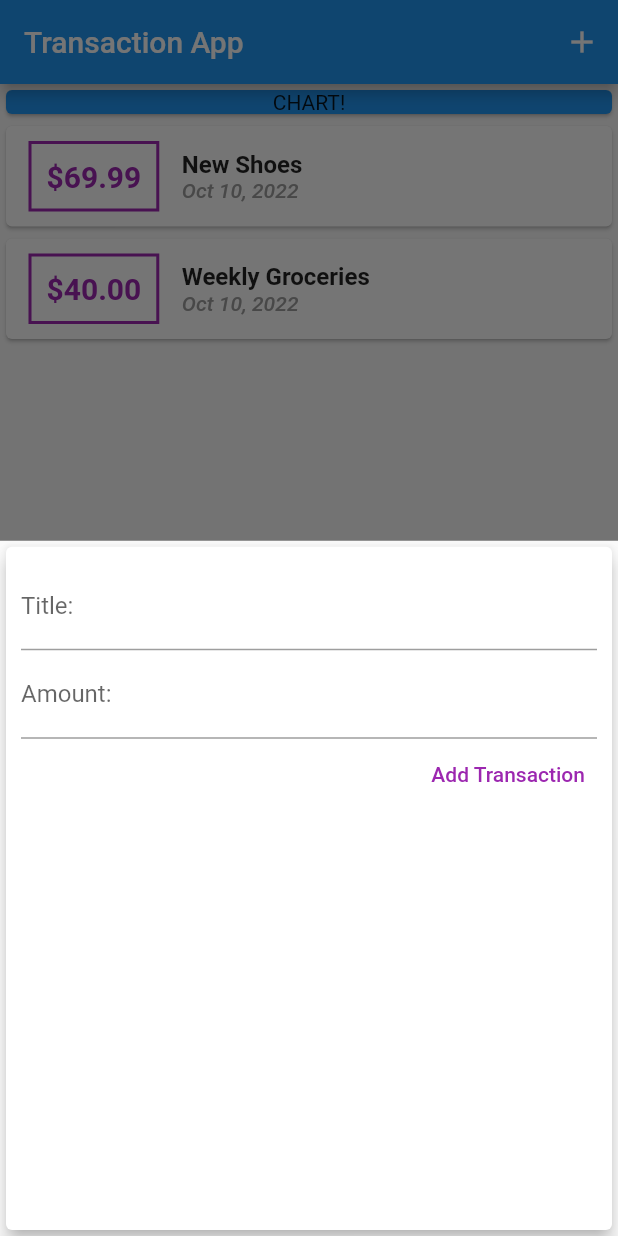
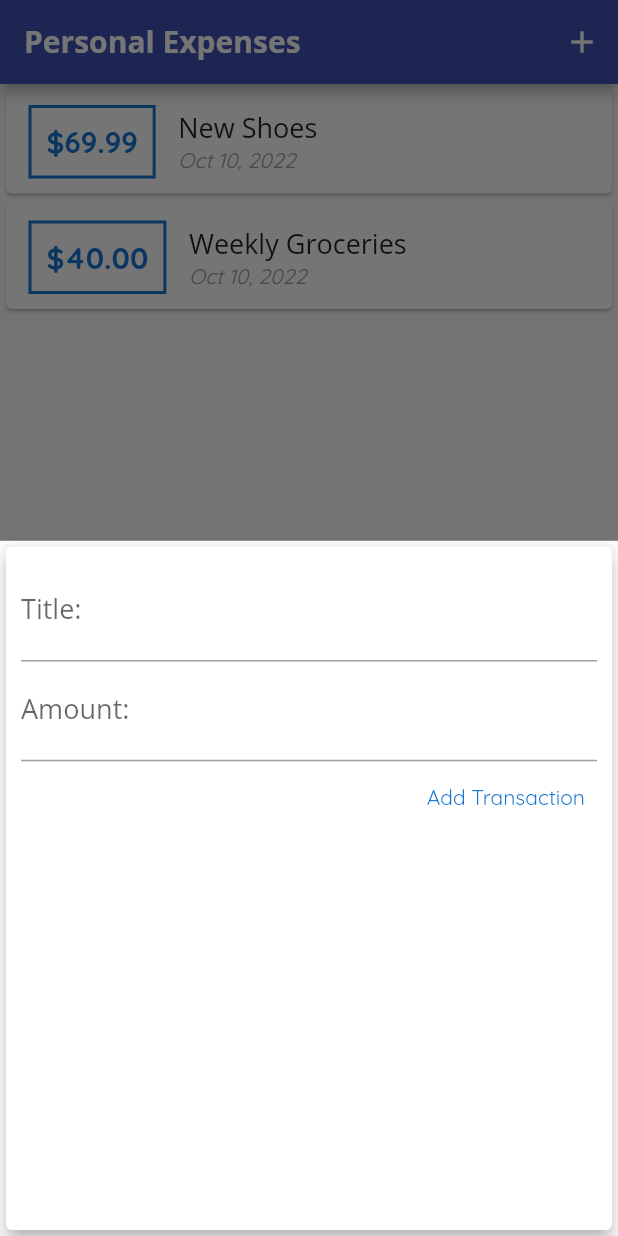
Before and after one commit to kpirabaharan/Flutter, a Flutter app: the screen it shows after launch, after a tap on the "add" icon, on a phone screen of 412 x 824 dp. Run offline on Flutter 3.47's test engine with Material 2 defaults, Android fonts, the phone set to English and light mode, and no system bars.

Commit message:
Section 4 - Widgets: Themes Added

```diff
--- a/section_4_widgets/lib/main.dart
+++ b/section_4_widgets/lib/main.dart
@@ -10,7 +10,24 @@
   @override
   Widget build(BuildContext context) {
     return MaterialApp(
-      title: 'Flutter App',
+      title: 'Personal Expenses',
+      theme: ThemeData(
+          colorScheme: ColorScheme.fromSwatch(
+            primarySwatch: Colors.indigo,
+          ).copyWith(
+            secondary: Colors.redAccent,
+          ),
+          fontFamily: 'Quicksand',
+          textTheme: TextTheme(
+              titleMedium: TextStyle(
+            fontFamily: 'Opensans',
+            fontSize: 18,
+          )),
+          appBarTheme: AppBarTheme(
+              titleTextStyle: TextStyle(
+                  fontFamily: 'Opensans',
+                  fontSize: 20,
+                  fontWeight: FontWeight.bold))),
       home: MyHomePage(),
     );
   }
@@ -57,7 +74,7 @@
   Widget build(BuildContext context) {
     return Scaffold(
       appBar: AppBar(
-        title: Text('Transaction App'),
+        title: Text('Personal Expenses'),
         actions: [
           IconButton(
               onPressed: () => _startAddNewTransaction(context),
@@ -69,16 +86,16 @@
           // mainAxisAlignment: MainAxisAlignment.spaceAround,
           crossAxisAlignment: CrossAxisAlignment.stretch,
           children: [
-            Container(
-              width: double.infinity,
-              child: Card(
-                color: Colors.blue,
-                child: Text(
-                  'CHART!',
-                  textAlign: TextAlign.center,
-                ),
-              ),
-            ),
+            // Container(
+            //   width: double.infinity,
+            //   child: Card(
+            //     color: Theme.of(context).cardColor,
+            //     child: Text(
+            //       'CHART!',
+            //       textAlign: TextAlign.center,
+            //     ),
+            //   ),
+            // ),
             TransactionList(_userTransactions)
           ],
         ),
--- a/section_4_widgets/lib/widgets/new_transaction.dart
+++ b/section_4_widgets/lib/widgets/new_transaction.dart
@@ -50,7 +50,8 @@
           ),
           TextButton(
             child: Text('Add Transaction'),
-            style: TextButton.styleFrom(foregroundColor: Colors.purple),
+            style: TextButton.styleFrom(
+                foregroundColor: Theme.of(context).primaryColorDark),
             onPressed: submitData,
           )
         ]),
--- a/section_4_widgets/lib/widgets/transaction_list.dart
+++ b/section_4_widgets/lib/widgets/transaction_list.dart
@@ -20,14 +20,15 @@
                 Container(
                   margin: EdgeInsets.symmetric(vertical: 10, horizontal: 15),
                   decoration: BoxDecoration(
-                      border: Border.all(color: Colors.purple, width: 2)),
+                      border: Border.all(
+                          color: Theme.of(context).primaryColorDark, width: 2)),
                   padding: EdgeInsets.all(10),
                   child: Text(
                     '\$${transactions[index].amount.toStringAsFixed(2)}',
                     style: TextStyle(
                       fontWeight: FontWeight.bold,
                       fontSize: 20,
-                      color: Colors.purple,
+                      color: Theme.of(context).primaryColorDark,
                     ),
                   ),
                 ),
@@ -35,11 +36,8 @@
                   child: Column(
                     crossAxisAlignment: CrossAxisAlignment.start,
                     children: [
-                      Text(
-                        transactions[index].title,
-                        style: TextStyle(
-                            fontWeight: FontWeight.bold, fontSize: 16),
-                      ),
+                      Text(transactions[index].title,
+                          style: Theme.of(context).textTheme.titleMedium),
                       Text(
                         DateFormat.yMMMd().format(transactions[index].date),
                         style: TextStyle(
```
Also changed, not shown: section_4_widgets/pubspec.yaml (+11 -6 lines), section_4_widgets/assets/fonts/OpenSans-Bold.ttf (added), section_4_widgets/assets/fonts/OpenSans-Regular.ttf (added), section_4_widgets/assets/fonts/Quicksand-Bold.ttf (added), section_4_widgets/assets/fonts/Quicksand-Light.ttf (added), section_4_widgets/assets/fonts/Quicksand-Medium.ttf (added), section_4_widgets/assets/fonts/Quicksand-Regular.ttf (added).
